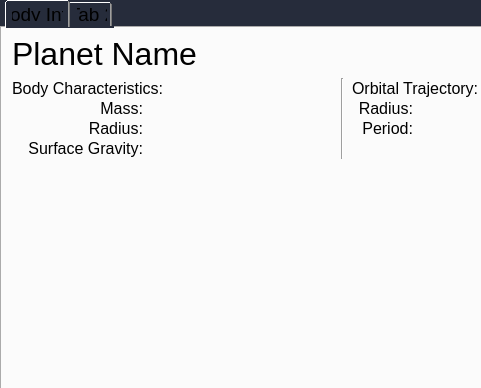
This is ui/celestialwindow.ui in QuakeIV/pax-interitus as Qt 5 draws it before an edit; both pictures show x 0 to 481 and y 0 to 388 of the 800 by 600 pixel window. The edited form follows.
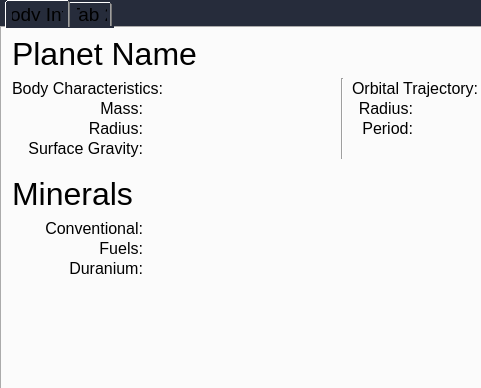
This is the edited form.

```diff
--- a/ui/celestialwindow.ui
+++ b/ui/celestialwindow.ui
@@ -409,6 +409,195 @@
          <enum>Qt::Vertical</enum>
         </property>
        </widget>
+       <widget class="QLabel" name="label_7">
+        <property name="geometry">
+         <rect>
+          <x>10</x>
+          <y>150</y>
+          <width>321</width>
+          <height>31</height>
+         </rect>
+        </property>
+        <property name="font">
+         <font>
+          <pointsize>24</pointsize>
+         </font>
+        </property>
+        <property name="text">
+         <string>Minerals</string>
+        </property>
+       </widget>
+       <widget class="QLabel" name="label_8">
+        <property name="geometry">
+         <rect>
+          <x>10</x>
+          <y>190</y>
+          <width>131</width>
+          <height>21</height>
+         </rect>
+        </property>
+        <property name="minimumSize">
+         <size>
+          <width>61</width>
+          <height>21</height>
+         </size>
+        </property>
+        <property name="font">
+         <font>
+          <pointsize>12</pointsize>
+         </font>
+        </property>
+        <property name="text">
+         <string>Conventional:</string>
+        </property>
+        <property name="textFormat">
+         <enum>Qt::PlainText</enum>
+        </property>
+        <property name="alignment">
+         <set>Qt::AlignRight|Qt::AlignTrailing|Qt::AlignVCenter</set>
+        </property>
+       </widget>
+       <widget class="QLabel" name="label_9">
+        <property name="geometry">
+         <rect>
+          <x>10</x>
+          <y>210</y>
+          <width>131</width>
+          <height>21</height>
+         </rect>
+        </property>
+        <property name="minimumSize">
+         <size>
+          <width>61</width>
+          <height>21</height>
+         </size>
+        </property>
+        <property name="font">
+         <font>
+          <pointsize>12</pointsize>
+         </font>
+        </property>
+        <property name="text">
+         <string>Fuels:</string>
+        </property>
+        <property name="textFormat">
+         <enum>Qt::PlainText</enum>
+        </property>
+        <property name="alignment">
+         <set>Qt::AlignRight|Qt::AlignTrailing|Qt::AlignVCenter</set>
+        </property>
+       </widget>
+       <widget class="QLabel" name="label_10">
+        <property name="geometry">
+         <rect>
+          <x>10</x>
+          <y>230</y>
+          <width>131</width>
+          <height>21</height>
+         </rect>
+        </property>
+        <property name="minimumSize">
+         <size>
+          <width>61</width>
+          <height>21</height>
+         </size>
+        </property>
+        <property name="font">
+         <font>
+          <pointsize>12</pointsize>
+         </font>
+        </property>
+        <property name="text">
+         <string>Duranium:</string>
+        </property>
+        <property name="textFormat">
+         <enum>Qt::PlainText</enum>
+        </property>
+        <property name="alignment">
+         <set>Qt::AlignRight|Qt::AlignTrailing|Qt::AlignVCenter</set>
+        </property>
+       </widget>
+       <widget class="QLabel" name="mineral_conventional">
+        <property name="geometry">
+         <rect>
+          <x>150</x>
+          <y>190</y>
+          <width>181</width>
+          <height>21</height>
+         </rect>
+        </property>
+        <property name="font">
+         <font>
+          <pointsize>12</pointsize>
+         </font>
+        </property>
+        <property name="text">
+         <string/>
+        </property>
+        <property name="textFormat">
+         <enum>Qt::PlainText</enum>
+        </property>
+        <property name="alignment">
+         <set>Qt::AlignLeading|Qt::AlignLeft|Qt::AlignVCenter</set>
+        </property>
+        <property name="textInteractionFlags">
+         <set>Qt::LinksAccessibleByMouse|Qt::TextSelectableByKeyboard|Qt::TextSelectableByMouse</set>
+        </property>
+       </widget>
+       <widget class="QLabel" name="mineral_fuel">
+        <property name="geometry">
+         <rect>
+          <x>150</x>
+          <y>210</y>
+          <width>181</width>
+          <height>21</height>
+         </rect>
+        </property>
+        <property name="font">
+         <font>
+          <pointsize>12</pointsize>
+         </font>
+        </property>
+        <property name="text">
+         <string/>
+        </property>
+        <property name="textFormat">
+         <enum>Qt::PlainText</enum>
+        </property>
+        <property name="alignment">
+         <set>Qt::AlignLeading|Qt::AlignLeft|Qt::AlignVCenter</set>
+        </property>
+        <property name="textInteractionFlags">
+         <set>Qt::LinksAccessibleByMouse|Qt::TextSelectableByKeyboard|Qt::TextSelectableByMouse</set>
+        </property>
+       </widget>
+       <widget class="QLabel" name="mineral_duranium">
+        <property name="geometry">
+         <rect>
+          <x>150</x>
+          <y>230</y>
+          <width>181</width>
+          <height>21</height>
+         </rect>
+        </property>
+        <property name="font">
+         <font>
+          <pointsize>12</pointsize>
+         </font>
+        </property>
+        <property name="text">
+         <string/>
+        </property>
+        <property name="textFormat">
+         <enum>Qt::PlainText</enum>
+        </property>
+        <property name="alignment">
+         <set>Qt::AlignLeading|Qt::AlignLeft|Qt::AlignVCenter</set>
+        </property>
+        <property name="textInteractionFlags">
+         <set>Qt::LinksAccessibleByMouse|Qt::TextSelectableByKeyboard|Qt::TextSelectableByMouse</set>
+        </property>
+       </widget>
        <zorder>label_1</zorder>
        <zorder>label_0</zorder>
        <zorder>label_3</zorder>
```
Left out of the diff: 7 changed lines with no effect on the pictures.
